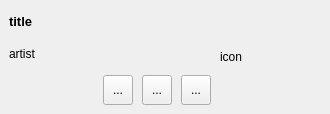
Before: the Qt Designer form MediaFlyout/MediaFlyout.ui in rampageX/QuickSoundSwitcher, drawn with Qt 5.
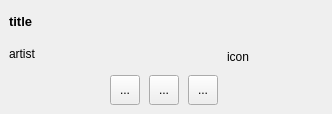
After: the same form once the commit is applied.

Commit message: fixed lot of crashes, improved mediasessionworker, improved mediaFlyout

```diff
--- a/MediaFlyout/MediaFlyout.ui
+++ b/MediaFlyout/MediaFlyout.ui
@@ -29,28 +29,20 @@
    <property name="spacing">
     <number>9</number>
    </property>
-   <item row="1" column="0" colspan="2">
-    <widget class="QLabel" name="artist">
-     <property name="text">
-      <string>artist</string>
-     </property>
-    </widget>
-   </item>
-   <item row="0" column="2" rowspan="3">
-    <widget class="QLabel" name="icon">
-     <property name="minimumSize">
-      <size>
-       <width>96</width>
-       <height>96</height>
-      </size>
-     </property>
-     <property name="text">
-      <string>icon</string>
-     </property>
-    </widget>
-   </item>
    <item row="0" column="0" colspan="2">
     <widget class="QLabel" name="title">
+     <property name="sizePolicy">
+      <sizepolicy hsizetype="Preferred" vsizetype="Preferred">
+       <horstretch>0</horstretch>
+       <verstretch>0</verstretch>
+      </sizepolicy>
+     </property>
+     <property name="minimumSize">
+      <size>
+       <width>200</width>
+       <height>0</height>
+      </size>
+     </property>
      <property name="font">
       <font>
        <pointsize>10</pointsize>
@@ -65,7 +57,40 @@
      </property>
     </widget>
    </item>
-   <item row="2" column="0" colspan="2">
+   <item row="1" column="0" colspan="2">
+    <widget class="QLabel" name="artist">
+     <property name="text">
+      <string>artist</string>
+     </property>
+    </widget>
+   </item>
+   <item row="0" column="3" rowspan="3">
+    <widget class="QLabel" name="icon">
+     <property name="minimumSize">
+      <size>
+       <width>96</width>
+       <height>96</height>
+      </size>
+     </property>
+     <property name="text">
+      <string>icon</string>
+     </property>
+    </widget>
+   </item>
+   <item row="0" column="2">
+    <spacer name="horizontalSpacer_2">
+     <property name="orientation">
+      <enum>Qt::Orientation::Horizontal</enum>
+     </property>
+     <property name="sizeHint" stdset="0">
+      <size>
+       <width>40</width>
+       <height>20</height>
+      </size>
+     </property>
+    </spacer>
+   </item>
+   <item row="2" column="0" colspan="3">
     <layout class="QGridLayout" name="gridLayout_2">
      <item row="0" column="0">
       <spacer name="horizontalSpacer">
```
The commit also changes 6 other files.
